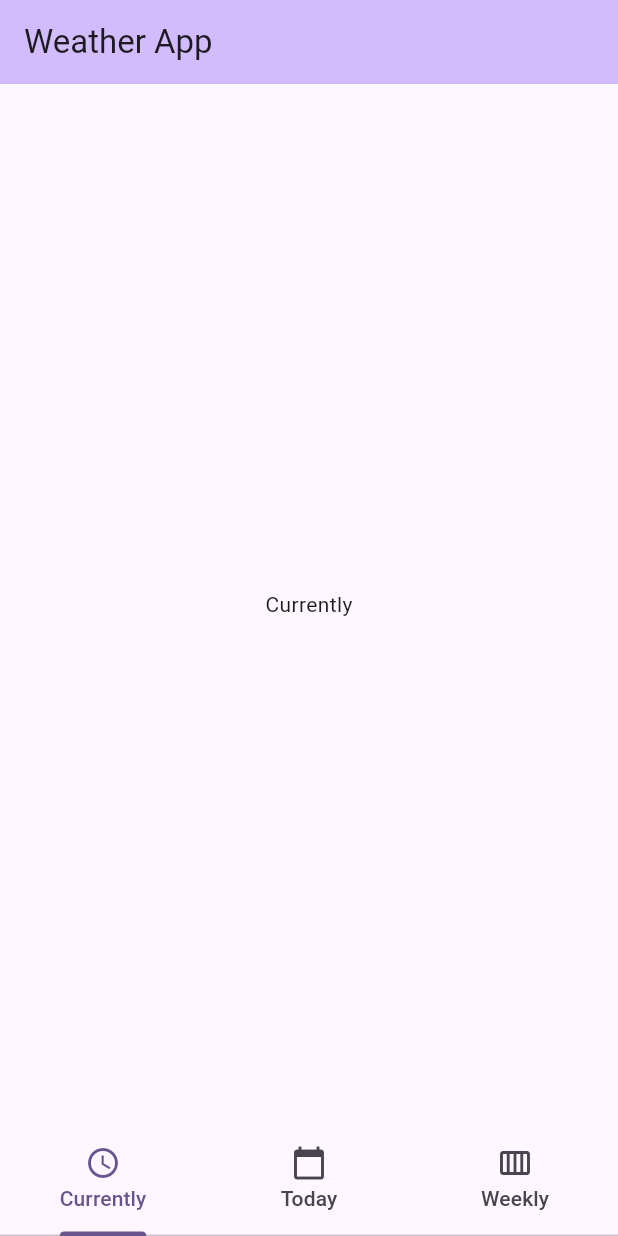
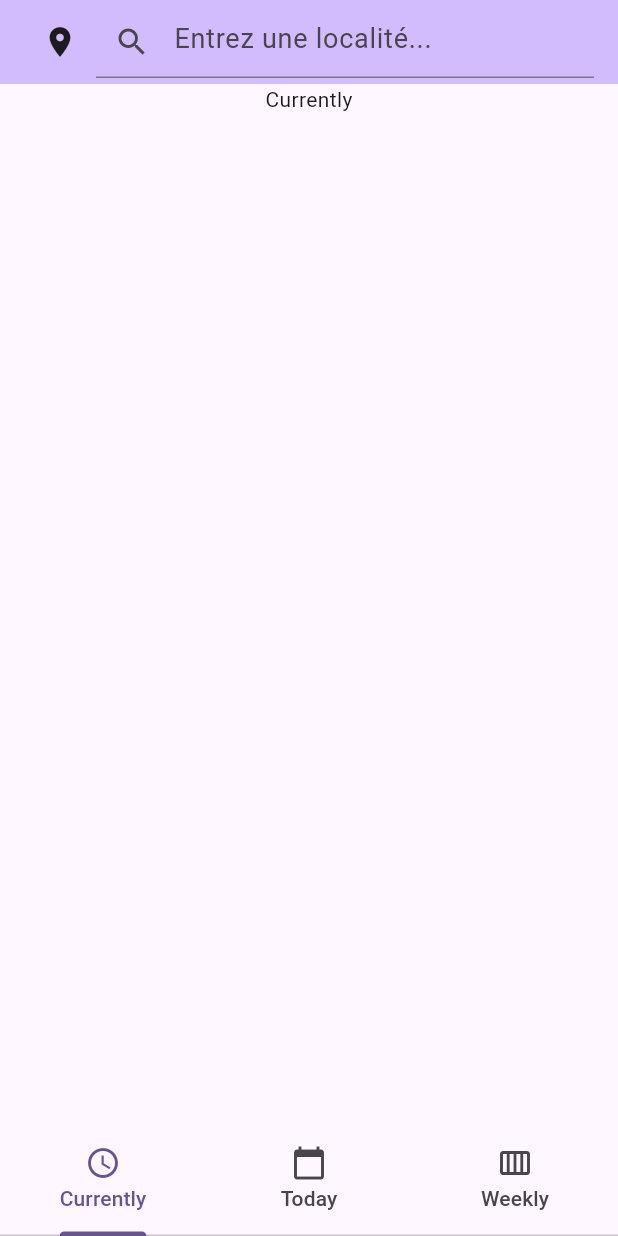
Before and after one commit to KellyBRENER/piscine_mobile_42, a Flutter app: the screen it shows after launch, on a phone screen of 412 x 824 dp. Run offline on Flutter 3.47's test engine with Material 3 defaults, Android fonts, the light colour scheme and no system bars; our stand-ins replace math_expressions.

Commit message:
weather_app_state_handleLocation

```diff
--- a/mobileModule01/weather_app/lib/main.dart
+++ b/mobileModule01/weather_app/lib/main.dart
@@ -19,7 +19,8 @@ class MyApp extends StatelessWidget {
     );
   }
 }
-class MyHomePage extends StatelessWidget {
+
+class MyHomePage extends StatefulWidget {
   const MyHomePage({super.key});
 
 	static const List<Tab> _tabList = [
@@ -29,6 +30,17 @@ class MyHomePage extends StatelessWidget {
 	];
 
   @override
+  State<MyHomePage> createState() => _MyHomePageState();
+}
+
+class _MyHomePageState extends State<MyHomePage> {
+	String _location = '';
+	void _handleLocation(String locationTapped) {
+		setState(() {
+		  _location = locationTapped;
+		});
+	}
+  @override
   Widget build(BuildContext context) {
     return SafeArea(
 	  child: DefaultTabController(
@@ -36,16 +48,31 @@ class MyHomePage extends StatelessWidget {
 			child: Scaffold(
 				appBar: AppBar(
 					backgroundColor: Theme.of(context).colorScheme.inversePrimary,
-					title: Text('Weather App'),
-					// bottom: const TabBar(tabs: _tabList),
+					title: Row(
+						children: [
+							IconButton(onPressed: () {//rechercher une localité et l'assigner à _location
+							}, icon: Icon(Icons.location_on)),
+							Expanded(
+								child: TextField(
+									maxLines: 1,
+									style: TextStyle(fontSize: 18),
+									onSubmitted: (String value) {_handleLocation(value);},
+									decoration: InputDecoration(
+										hintText: 'Entrez une localité...',
+										prefixIcon: Icon(Icons.search),
+										),
+									),
+								)
+						],
+					)
 					),
-				body: const TabBarView(children: [
-					Center(child: Text('Currently',)),
-					Center(child: Text('Today'),),
-					Center(child: Text('Weekly'),),
+				body: TabBarView(children: [
+					CurrentlyPage(location: _location),
+					TodayPage(location: _location),
+					WeeklyPage(location: _location),
 				],),
 				bottomNavigationBar: const TabBar(
-					tabs: _tabList,
+					tabs: MyHomePage._tabList,
 					overlayColor: WidgetStatePropertyAll(Colors.deepPurple),
 					),
 			),
@@ -54,6 +81,68 @@ class MyHomePage extends StatelessWidget {
   }
 }
 
+class CurrentlyPage extends StatelessWidget {
+  const CurrentlyPage({
+    super.key,
+    required String location,
+  }) : _location = location;
+
+  final String _location;
+
+  @override
+  Widget build(BuildContext context) {
+    return Center(
+    	child: Column(
+    		children: [
+    			Text('Currently',),
+    			Text(_location),
+    		]
+    	)
+    );
+  }
+}
+
+class TodayPage extends StatelessWidget {
+  const TodayPage({
+    super.key,
+    required String location,
+  }) : _location = location;
+
+  final String _location;
+
+  @override
+  Widget build(BuildContext context) {
+    return Center(
+    	child: Column(
+    		children: [
+    			Text('Today',),
+    			Text(_location),
+    		]
+    	)
+    );
+  }
+}
+
+class WeeklyPage extends StatelessWidget {
+  const WeeklyPage({
+    super.key,
+    required String location,
+  }) : _location = location;
+
+  final String _location;
+
+  @override
+  Widget build(BuildContext context) {
+    return Center(
+    	child: Column(
+    		children: [
+    			Text('Weekly',),
+    			Text(_location),
+    		]
+    	)
+    );
+  }
+}
 // class MyHomePage extends StatefulWidget {
 //   const MyHomePage({super.key, required this.title});
 //   final String title;
```
